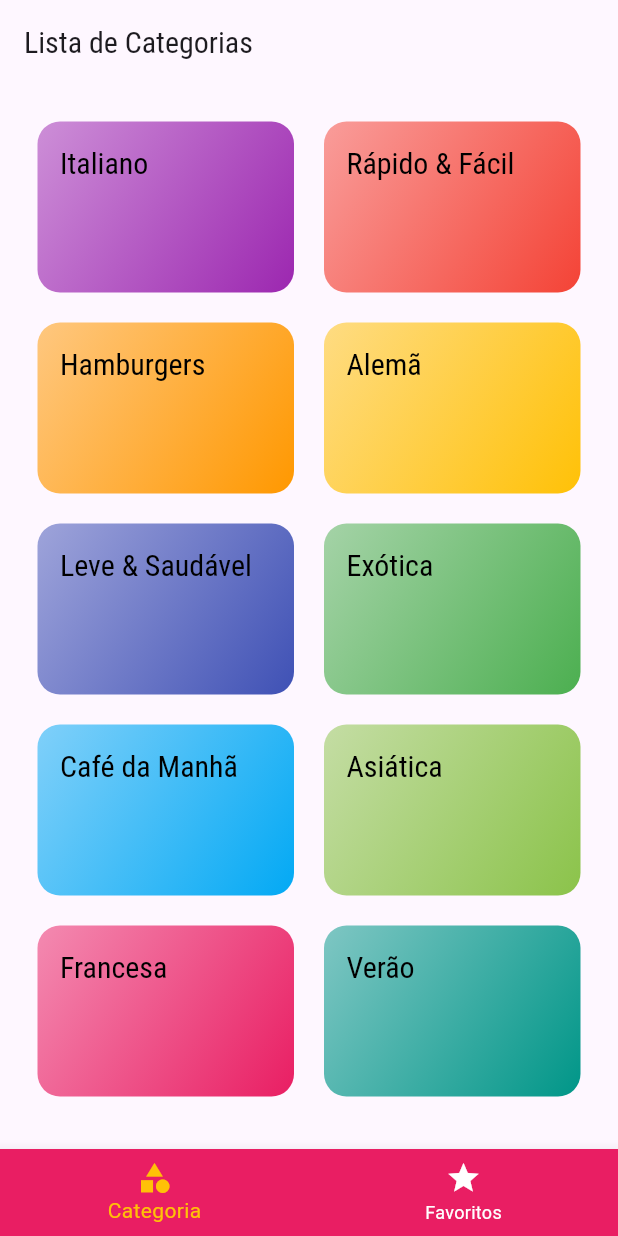
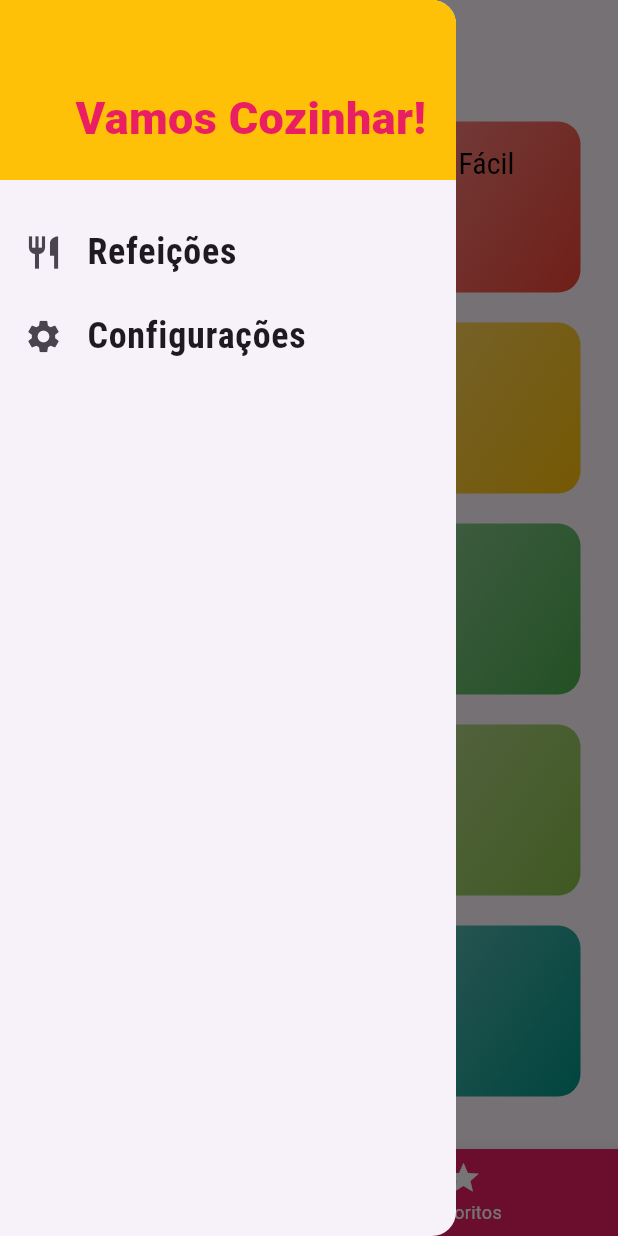
Before and after one commit to CantarinoG/meals-app, a Flutter app: the screen it shows after launch, with the side drawer open (before the commit the screen has no drawer), on a phone screen of 412 x 824 dp. Run offline on Flutter 3.47's test engine with Material 3 defaults, Android fonts, the phone set to English and light mode, and no system bars.

Commit message:
Add drawer

```diff
--- /dev/null
+++ b/lib/components/main_drawer.dart
@@ -0,0 +1,53 @@
+import 'package:flutter/material.dart';
+
+class MainDrawer extends StatelessWidget {
+  const MainDrawer({super.key});
+
+  Widget _createItem(IconData icon, String label) {
+    return ListTile(
+      leading: Icon(
+        icon,
+        size: 26,
+      ),
+      title: Text(
+        label,
+        style: TextStyle(
+          fontFamily: 'RobotoCondensed',
+          fontSize: 24,
+          fontWeight: FontWeight.bold,
+        ),
+      ),
+      onTap: () {},
+    );
+  }
+
+  @override
+  Widget build(BuildContext context) {
+    return Drawer(
+      child: Column(
+        children: <Widget>[
+          Container(
+            height: 120,
+            width: double.infinity,
+            padding: EdgeInsets.all(20),
+            alignment: Alignment.bottomRight,
+            child: Text(
+              "Vamos Cozinhar!",
+              style: TextStyle(
+                fontWeight: FontWeight.w900,
+                fontSize: 30,
+                color: Theme.of(context).colorScheme.primary,
+              ),
+            ),
+            color: Theme.of(context).colorScheme.secondary,
+          ),
+          SizedBox(
+            height: 20,
+          ),
+          _createItem(Icons.restaurant, "Refeições"),
+          _createItem(Icons.settings, "Configurações"),
+        ],
+      ),
+    );
+  }
+}
--- a/lib/screens/tabs_screen.dart
+++ b/lib/screens/tabs_screen.dart
@@ -1,6 +1,7 @@
 import 'package:flutter/material.dart';
 import './categories_screen.dart';
 import './favorite_screen.dart';
+import '../components/main_drawer.dart';
 
 class TabsScreen extends StatefulWidget {
   const TabsScreen({super.key});
@@ -49,6 +50,7 @@ class _TabsScreenState extends State<TabsScreen> {
           ),
         ],
       ),
+      drawer: MainDrawer(),
     );
   }
 }
```
